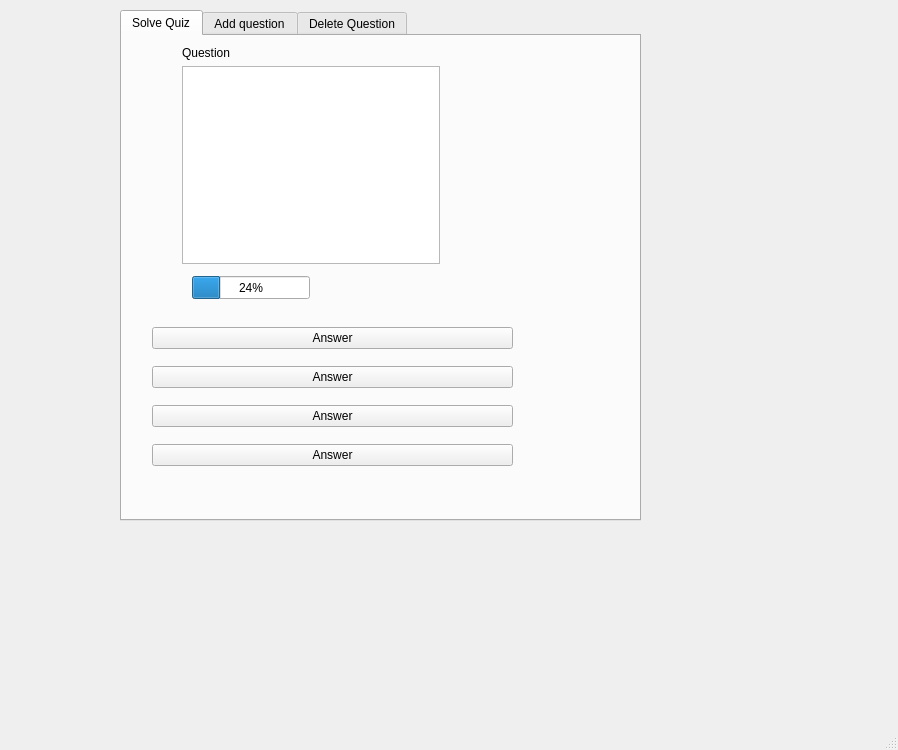
anga95/Flashcards, file flashcards.ui: the form before one commit.
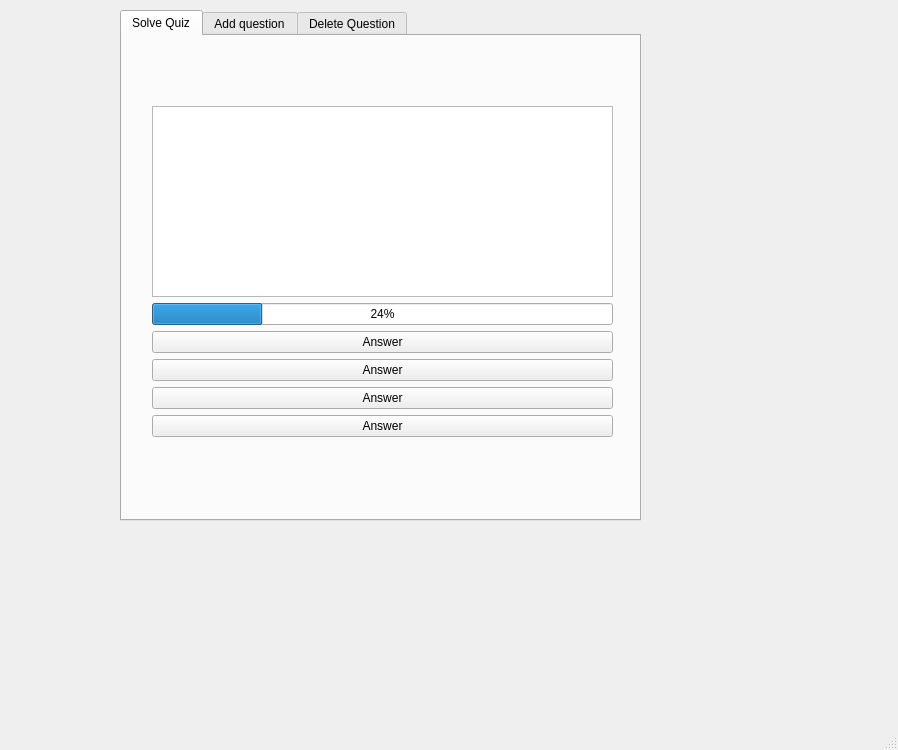
The form after the commit. The open tabs and pages were chosen to show the change.

Commit message: ready for redovisning 1.1

```diff
--- a/flashcards.ui
+++ b/flashcards.ui
@@ -34,12 +34,22 @@
       <property name="geometry">
        <rect>
         <x>30</x>
-        <y>280</y>
-        <width>361</width>
-        <height>161</height>
+        <y>70</y>
+        <width>461</width>
+        <height>331</height>
        </rect>
       </property>
       <layout class="QVBoxLayout" name="verticalLayout">
+       <item>
+        <widget class="QTextBrowser" name="textBrowser"/>
+       </item>
+       <item>
+        <widget class="QProgressBar" name="progressBar">
+         <property name="value">
+          <number>24</number>
+         </property>
+        </widget>
+       </item>
        <item>
         <widget class="QPushButton" name="answer_button_1">
          <property name="styleSheet">
@@ -79,41 +89,6 @@
        </item>
       </layout>
      </widget>
-     <widget class="QWidget" name="layoutWidget">
-      <property name="geometry">
-       <rect>
-        <x>60</x>
-        <y>10</y>
-        <width>258</width>
-        <height>218</height>
-       </rect>
-      </property>
-      <layout class="QVBoxLayout" name="verticalLayout_2">
-       <item>
-        <widget class="QLabel" name="label_3">
-         <property name="text">
-          <string>Question</string>
-         </property>
-        </widget>
-       </item>
-       <item>
-        <widget class="QTextBrowser" name="textBrowser"/>
-       </item>
-      </layout>
-     </widget>
-     <widget class="QProgressBar" name="progressBar">
-      <property name="geometry">
-       <rect>
-        <x>70</x>
-        <y>240</y>
-        <width>118</width>
-        <height>23</height>
-       </rect>
-      </property>
-      <property name="value">
-       <number>24</number>
-      </property>
-     </widget>
     </widget>
     <widget class="QWidget" name="tab_2">
      <attribute name="title">
```
Left out of the diff: 2 changed lines with no effect on the pictures. The commit also changes 1 other file.
